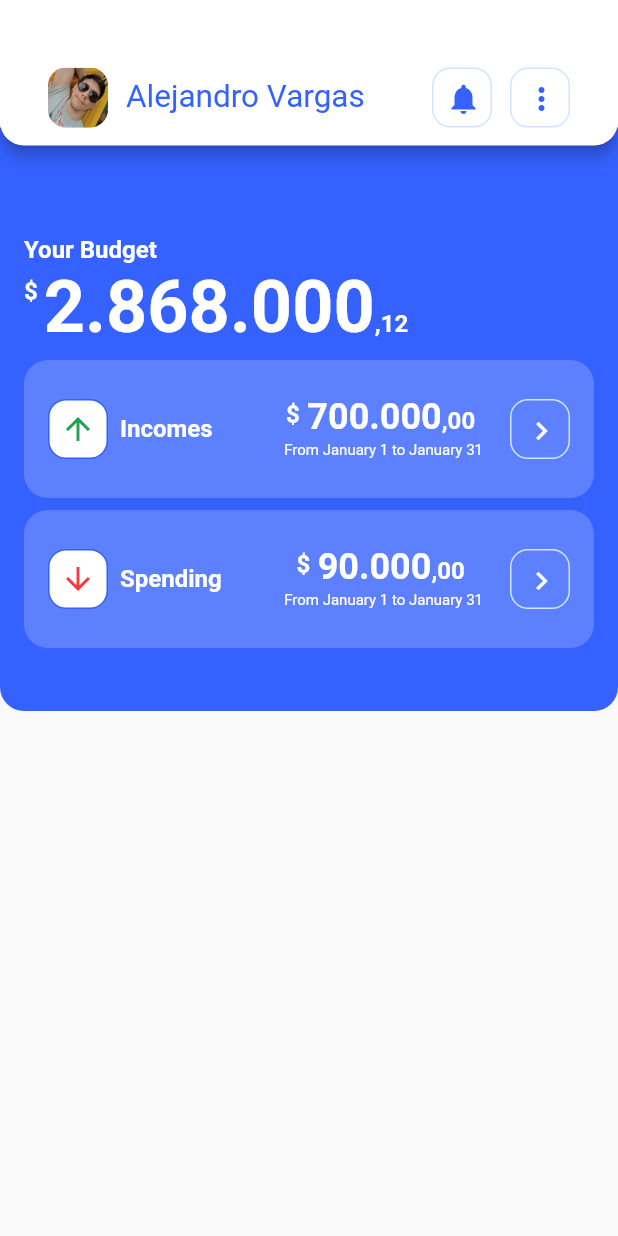
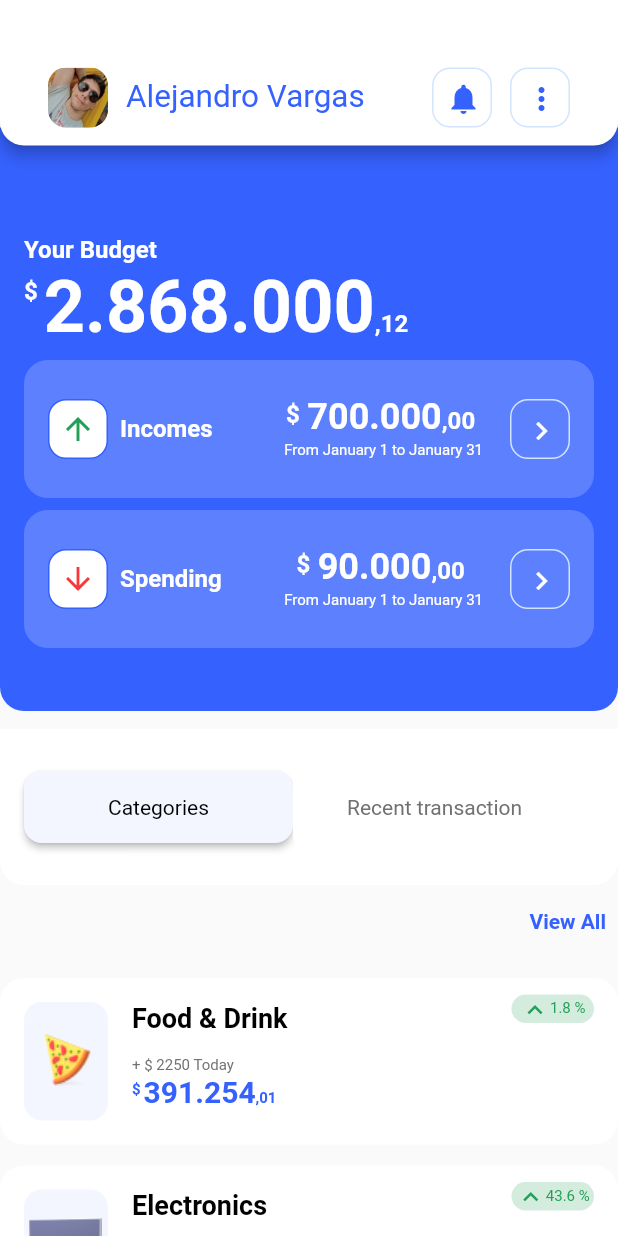
Before and after one commit to Schrei01/FlutterApp, a Flutter app: the screen it shows after launch, on a phone screen of 412 x 824 dp. Run offline on Flutter 3.47's test engine with Material 2 defaults, Android fonts, the phone set to English and light mode, and no system bars.

Commit message:
Se termina el maquetado de la pantalla 1

```diff
--- a/flutter_app/lib/pages/home_page.dart
+++ b/flutter_app/lib/pages/home_page.dart
@@ -4,9 +4,36 @@ import 'package:flutter_app/design/radius.dart';
 import 'package:flutter_app/widgets/custom_money_display.dart';
 import 'package:flutter_app/widgets/home_app_title.dart';
 import 'package:flutter_app/widgets/summary_card.dart';
+import 'package:flutter_app/widgets/product_detail.dart';
 
-class HomePage extends StatelessWidget {
+class HomePage extends StatefulWidget {
   const HomePage({super.key});
+
+  @override
+  State<HomePage> createState() => _HomePageState();
+}
+
+class _HomePageState extends State<HomePage> {
+  var buttonStyleInactive = ElevatedButton.styleFrom(
+      elevation: 0,
+      backgroundColor: AppColors.brandLightColor,
+      shadowColor: AppColors.brandLightColor);
+  var buttonStyleActive = ElevatedButton.styleFrom(
+      backgroundColor: AppColors.brandSecondaryColor,
+      shape: RoundedRectangleBorder(
+        borderRadius: BorderRadius.circular(12), // <-- Radius
+      ));
+  Widget currentDetailWidget = const CategoriesWidget();
+  late ButtonStyle categorieBtnStyle;
+  late ButtonStyle recentTransactionsBtnStyle;
+
+  @override
+  void initState() {
+    // TODO: implement initState
+    super.initState();
+    categorieBtnStyle = buttonStyleActive;
+    recentTransactionsBtnStyle = buttonStyleInactive;
+  }
 
   @override
   Widget build(BuildContext context) {
@@ -21,9 +48,28 @@ class HomePage extends StatelessWidget {
             padding: EdgeInsets.fromLTRB(16, 45, 16, 12),
             child: HomeAppBarTitle()),
       ),
-      body: const Column(
+      body: Column(
         children: [
-          TopHomePage(),
+          const TopHomePage(),
+          MidHomePageBody(
+            categorieBtnStyle: categorieBtnStyle,
+            recentTransactionsBtnStyle: recentTransactionsBtnStyle,
+            categoriesBtnAction: () {
+              setState(() {
+                currentDetailWidget = const CategoriesWidget();
+                categorieBtnStyle = buttonStyleActive;
+                recentTransactionsBtnStyle = buttonStyleInactive;
+              });
+            },
+            recentBtnAction: () {
+              setState(() {
+                categorieBtnStyle = buttonStyleInactive;
+                recentTransactionsBtnStyle = buttonStyleActive;
+                currentDetailWidget = const RecentTransactions();
+              });
+            },
+          ),
+          Expanded(child: currentDetailWidget)
         ],
       ),
     );
@@ -76,3 +122,119 @@ class TopHomePage extends StatelessWidget {
     );
   }
 }
+
+class MidHomePageBody extends StatelessWidget {
+  final ButtonStyle categorieBtnStyle;
+  final ButtonStyle recentTransactionsBtnStyle;
+  final void Function()? categoriesBtnAction;
+  final void Function()? recentBtnAction;
+  const MidHomePageBody(
+      {super.key,
+      required this.categorieBtnStyle,
+      required this.recentTransactionsBtnStyle,
+      this.categoriesBtnAction,
+      this.recentBtnAction});
+
+  @override
+  Widget build(BuildContext context) {
+    return Container(
+        padding: const EdgeInsets.only(left: 16, right: 16),
+        height: 104,
+        width: MediaQuery.of(context).size.width,
+        decoration: const BoxDecoration(
+            shape: BoxShape.rectangle,
+            color: AppColors.brandLightColor,
+            borderRadius: BorderRadius.only(
+                bottomLeft: Radius.circular(16),
+                bottomRight: Radius.circular(16))),
+        child: Row(
+          mainAxisAlignment: MainAxisAlignment.start,
+          children: [
+            ElevatedButton(
+                style: categorieBtnStyle,
+                onPressed: categoriesBtnAction,
+                child: const Padding(
+                  padding: EdgeInsets.symmetric(vertical: 16, horizontal: 40),
+                  child: Text(
+                    'Categories',
+                    style: TextStyle(
+                        color: AppColors.brandDarkColor, fontSize: 14),
+                  ),
+                )),
+            ElevatedButton(
+                style: recentTransactionsBtnStyle,
+                onPressed: recentBtnAction,
+                child: const Padding(
+                  padding: EdgeInsets.symmetric(vertical: 16, horizontal: 20),
+                  child: Text(
+                    'Recent transaction',
+                    style: TextStyle(
+                        color: AppColors.brandLigthDarkColor, fontSize: 14),
+                  ),
+                )),
+          ],
+        ));
+  }
+}
+
+class CategoriesWidget extends StatelessWidget {
+  const CategoriesWidget({super.key});
+
+  @override
+  Widget build(BuildContext context) {
+    return ListView(
+      children: [
+        TextButton(
+          style: const ButtonStyle(alignment: Alignment.centerRight),
+          child: const Text(
+            'View All',
+            style: TextStyle(
+                fontWeight: FontWeight.bold,
+                color: Color.fromRGBO(53, 97, 254, 1)),
+          ),
+          onPressed: () {
+            print('le diste clic a view all');
+          },
+        ),
+        const ProductDetailCard(
+          pathToProductImage: 'assets/images/pizza.png',
+          amount: 391254.01,
+          productName: 'Food & Drink',
+          currentSells: '2250',
+          percentage: '1.8',
+          typeProductDetailCard: TypeProductDetailCard.incomes,
+        ),
+        const ProductDetailCard(
+          typeProductDetailCard: TypeProductDetailCard.incomes,
+          pathToProductImage: 'assets/images/tv.png',
+          amount: 3176254.01,
+          productName: 'Electronics',
+          currentSells: '2250',
+          percentage: '43.6',
+        ),
+        const ProductDetailCard(
+          typeProductDetailCard: TypeProductDetailCard.outcomes,
+          pathToProductImage: 'assets/images/health.png',
+          amount: 38.01,
+          productName: 'Health',
+          currentSells: '110',
+          percentage: '25.8',
+        ),
+      ],
+    );
+  }
+}
+
+class RecentTransactions extends StatelessWidget {
+  const RecentTransactions({super.key});
+
+  @override
+  Widget build(BuildContext context) {
+    return Center(
+      child: Text(
+        '',
+        style: Theme.of(context).textTheme.headlineLarge,
+      ),
+    );
+  }
+}
--- /dev/null
+++ b/flutter_app/lib/widgets/product_detail.dart
@@ -0,0 +1,139 @@
+import 'package:flutter/material.dart';
+import 'package:flutter_app/design/color.dart';
+import 'package:flutter_app/widgets/custom_money_display.dart';
+
+enum TypeProductDetailCard { incomes, outcomes }
+
+class ProductDetailCard extends StatelessWidget {
+  final String pathToProductImage;
+  final double amount;
+  final String productName;
+  final String currentSells;
+  final String percentage;
+  final TypeProductDetailCard typeProductDetailCard;
+
+  const ProductDetailCard(
+      {super.key,
+      required this.pathToProductImage,
+      required this.amount,
+      required this.productName,
+      required this.currentSells,
+      required this.percentage,
+      required this.typeProductDetailCard});
+
+  @override
+  Widget build(BuildContext context) {
+    var iconIncomes = const Icon(
+      Icons.expand_less,
+      size: 20,
+      color: AppColors.brandOnSuccessColor,
+    );
+    var iconSpending = const Icon(
+      Icons.expand_more,
+      size: 20,
+      color: AppColors.brandOnErrorColor,
+    );
+    var currentBgPercentageColor = AppColors.brandSuccessColor;
+    var currentTextPercentageColor = AppColors.brandOnSuccessColor;
+    var currentIcon = iconIncomes;
+    if (typeProductDetailCard == TypeProductDetailCard.outcomes) {
+      currentBgPercentageColor = AppColors.brandErrorColor;
+      currentTextPercentageColor = AppColors.brandOnErrorColor;
+      currentIcon = iconSpending;
+    }
+    return Container(
+      margin: const EdgeInsets.only(
+        top: 14,
+      ),
+      height: 111,
+      decoration: const BoxDecoration(
+        shape: BoxShape.rectangle,
+        color: AppColors.brandLightColor,
+        borderRadius: BorderRadius.all(Radius.circular(16)),
+      ),
+      child: Row(
+        children: [
+          Container(
+            margin: const EdgeInsets.only(left: 16),
+            height: 79,
+            width: 56,
+            decoration: const BoxDecoration(
+              color: AppColors.brandSecondaryColor,
+              borderRadius: BorderRadius.all(Radius.circular(12)),
+            ),
+            child: Container(
+              height: 40,
+              width: 40,
+              decoration: BoxDecoration(
+                  image:
+                      DecorationImage(image: AssetImage(pathToProductImage))),
+            ),
+          ),
+          Expanded(
+            child: Container(
+              padding: const EdgeInsets.only(top: 16, left: 16),
+              child: Column(
+                crossAxisAlignment: CrossAxisAlignment.start,
+                children: [
+                  Text(
+                    productName,
+                    textAlign: TextAlign.left,
+                    style: const TextStyle(
+                        color: AppColors.brandDarkColor,
+                        fontWeight: FontWeight.w700,
+                        fontFamily: 'RobotoMono',
+                        fontSize: 18),
+                  ),
+                  Padding(
+                    padding: const EdgeInsets.only(top: 15.0),
+                    child: Text(
+                      '+ \$ $currentSells Today',
+                      style: const TextStyle(
+                          color: AppColors.brandLigthDarkColor,
+                          fontFamily: 'RobotoMono',
+                          fontSize: 10),
+                    ),
+                  ),
+                  CustomMoneyDisplay(
+                    padding: const EdgeInsets.only(top: 4, right: 2),
+                    amount: amount,
+                    amountStyle: const TextStyle(
+                        color: AppColors.brandPrimaryColor,
+                        fontWeight: FontWeight.bold,
+                        fontSize: 20),
+                    amountStyleSmall: const TextStyle(
+                        color: AppColors.brandPrimaryColor,
+                        fontWeight: FontWeight.bold,
+                        fontSize: 10),
+                  )
+                ],
+              ),
+            ),
+          ),
+          Container(
+            margin: const EdgeInsets.only(
+              bottom: 70,
+              right: 16,
+            ),
+            height: 19,
+            width: 55,
+            decoration: BoxDecoration(
+                borderRadius: const BorderRadius.all(Radius.circular(19)),
+                color: currentBgPercentageColor),
+            child: Row(
+              mainAxisAlignment: MainAxisAlignment.center,
+              children: [
+                currentIcon,
+                Text(
+                  '$percentage %',
+                  style: TextStyle(
+                      fontSize: 10, color: currentTextPercentageColor),
+                )
+              ],
+            ),
+          )
+        ],
+      ),
+    );
+  }
+}
--- a/flutter_app/pubspec.yaml
+++ b/flutter_app/pubspec.yaml
@@ -97,7 +97,5 @@ flutter:
       - asset: assets/fonts/Roboto-Regular.ttf
       - asset: assets/fonts/Roboto-Bold.ttf
         weight: 700
-
-  #-------------------------Importar Imagenes--------------------------------#
   assets:
-    - assets/images
+    - assets/images/
```
